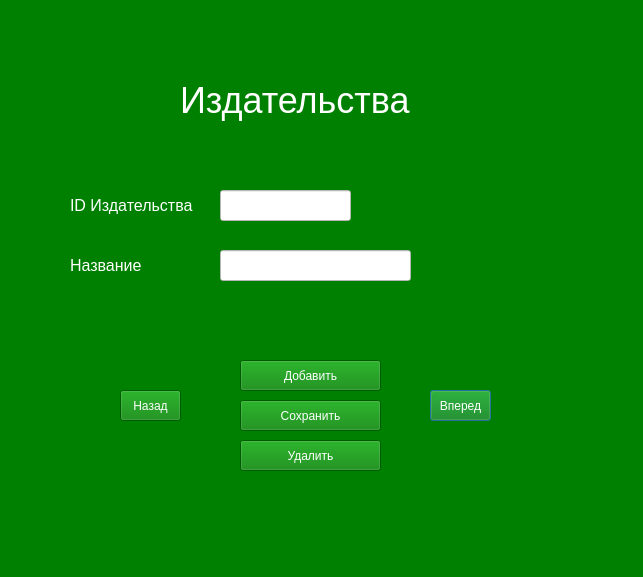
The window that Widgets/PublisherForm/publisherform.ui (FireSpirit171/BookShop) describes before a commit, drawn with Qt 5.
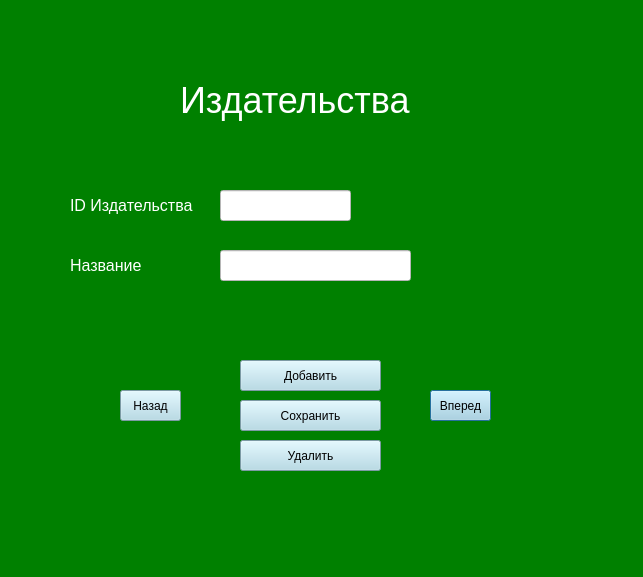
The same window after the commit.

The edit to the form file:
```diff
--- a/Widgets/PublisherForm/publisherform.ui
+++ b/Widgets/PublisherForm/publisherform.ui
@@ -90,7 +90,8 @@
     </rect>
    </property>
    <property name="styleSheet">
-    <string notr="true">color:white</string>
+    <string notr="true">color:black;
+background-color: lightblue</string>
    </property>
    <property name="text">
     <string>Вперед</string>
@@ -106,7 +107,8 @@
     </rect>
    </property>
    <property name="styleSheet">
-    <string notr="true">color: white</string>
+    <string notr="true">color: black;
+background-color: lightblue</string>
    </property>
    <property name="text">
     <string>Назад</string>
@@ -122,7 +124,8 @@
     </rect>
    </property>
    <property name="styleSheet">
-    <string notr="true">color: white</string>
+    <string notr="true">color: black;
+background-color: lightblue</string>
    </property>
    <property name="text">
     <string>Добавить</string>
@@ -138,7 +141,8 @@
     </rect>
    </property>
    <property name="styleSheet">
-    <string notr="true">color: white</string>
+    <string notr="true">color: black;
+background-color: lightblue</string>
    </property>
    <property name="text">
     <string>Сохранить</string>
@@ -154,7 +158,8 @@
     </rect>
    </property>
    <property name="styleSheet">
-    <string notr="true">color: white</string>
+    <string notr="true">color: black;
+background-color: lightblue</string>
    </property>
    <property name="text">
     <string>Удалить</string>
```
